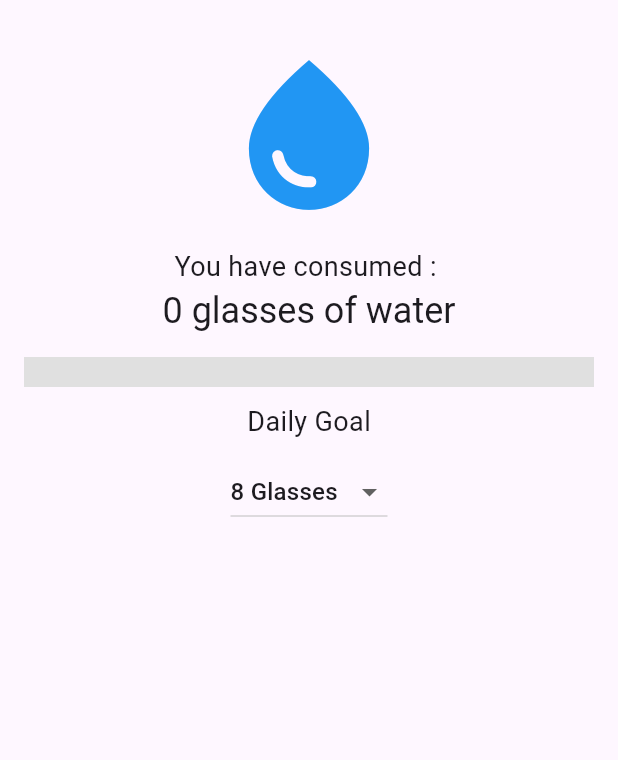
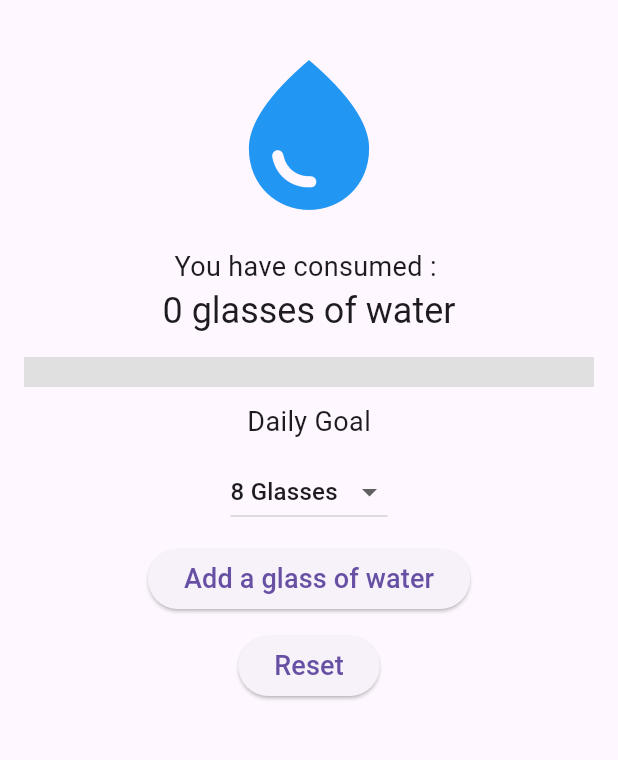
Before and after one commit to robingithb/water_intake_app, a Flutter app: the screen it shows after launch, on a phone screen of 412 x 824 dp, the part 63-823 px from its top. Run offline on Flutter 3.47's test engine with Material 3 defaults, Android fonts, the phone set to English and light mode, and no system bars; our stand-ins replace shared_preferences.

Commit message:
the general structure ready

```diff
--- a/lib/main.dart
+++ b/lib/main.dart
@@ -1,3 +1,4 @@
+import 'package:flutter/foundation.dart';
 import 'package:flutter/material.dart';
 import 'package:shared_preferences/shared_preferences.dart';
 
@@ -215,7 +216,31 @@ class _WaterIntakeAppHomePageState extends State<WaterIntakeAppHomePage> {
                     if (newValue != null) {
                       _setDailyGoal(newValue);
                     }
-                  })
+                  }),
+              const SizedBox(
+                height: 10,
+              ),
+              ElevatedButton(
+                onPressed: () {
+                  goalReached ? null : _incrementWaterIntake();
+                },
+                child: const Text(
+                  "Add a glass of water",
+                  style: TextStyle(fontSize: 18),
+                ),
+              ),
+              const SizedBox(
+                height: 10,
+              ),
+              ElevatedButton(
+                onPressed: () {
+                  _showResetConfirmationDialog();
+                },
+                child: const Text(
+                  "Reset",
+                  style: TextStyle(fontSize: 18),
+                ),
+              )
             ],
           ),
         ),
```
